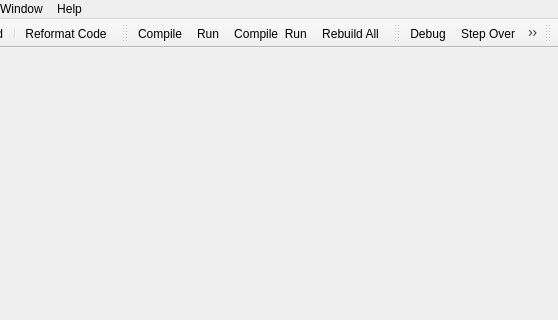
Old version of the form RedPandaIDE/mainwindow.ui in the repository royqh1979/RedPanda-CPP; both pictures show x 388 to 946 and y 0 to 320 of the 946 by 657 pixel window.
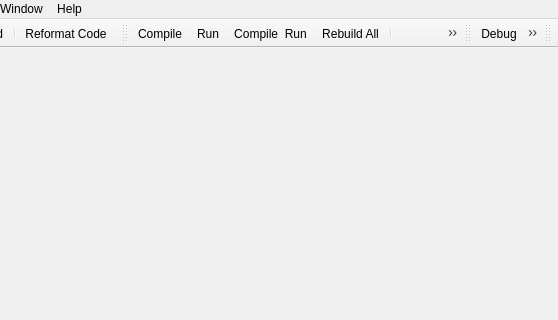
New version of the form. Icons and pictures are not drawn. Custom widgets are drawn as their Qt base class.

Commit message: - fix: When debugging, if value of the variable pointed by the mouse cursor is too long, tooltip will fill the whole screen.

```diff
--- a/RedPandaIDE/mainwindow.ui
+++ b/RedPandaIDE/mainwindow.ui
@@ -1159,6 +1159,8 @@
    <addaction name="actionRun"/>
    <addaction name="actionCompile_Run"/>
    <addaction name="actionRebuild"/>
+   <addaction name="separator"/>
+   <addaction name="actionRun_Parameters"/>
   </widget>
   <widget class="QToolBar" name="toolbarDebug">
    <property name="windowTitle">
```
The commit also changes 2 other files.
